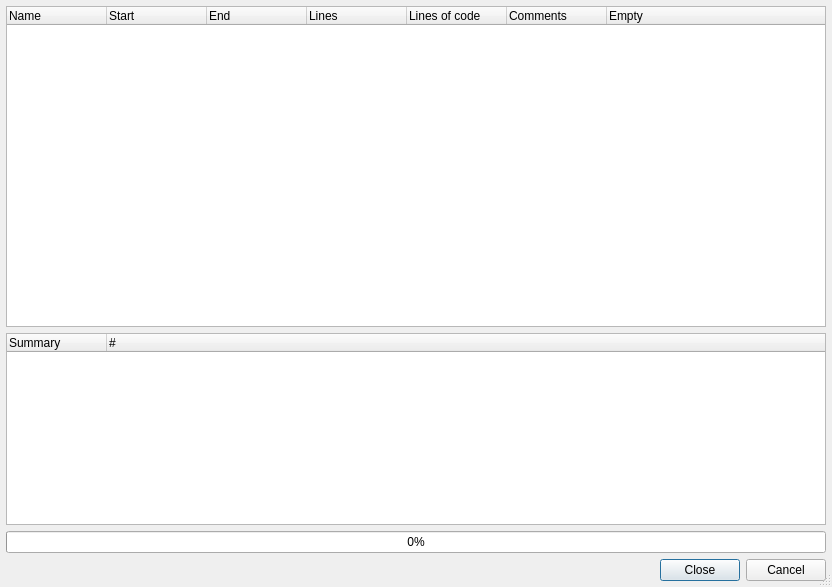
testmana2/test, file DataViews/CodeMetricsDialog.ui: the form before one commit.
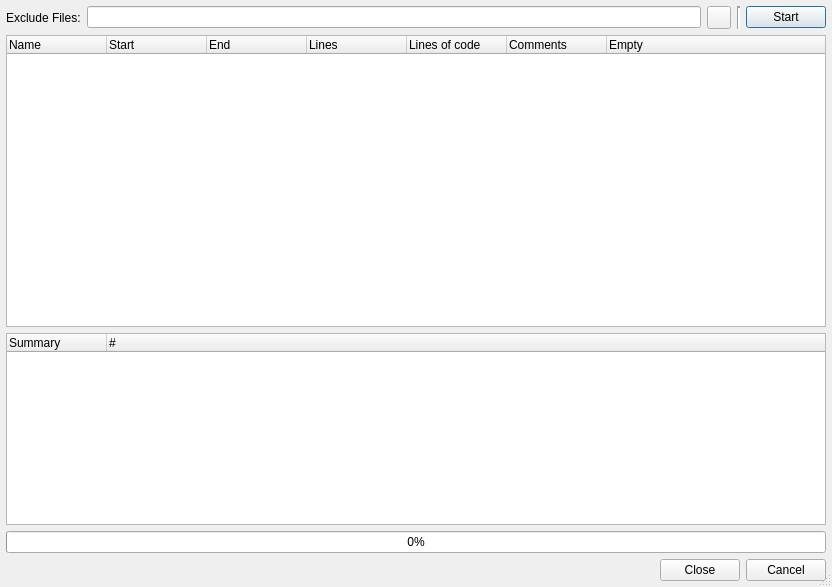
The form after the commit.

Commit message: Added a filename filter to the code metrics dialog.

Patch:
```diff
--- a/DataViews/CodeMetricsDialog.ui
+++ b/DataViews/CodeMetricsDialog.ui
@@ -19,14 +19,73 @@
   <property name="sizeGripEnabled" >
    <bool>true</bool>
   </property>
-  <layout class="QVBoxLayout" >
+  <layout class="QVBoxLayout" name="verticalLayout">
    <item>
-    <widget class="QTreeWidget" name="resultList" >
-     <property name="whatsThis" >
-      <string>&lt;b>Code metrics&lt;/b>
-&lt;p>This list shows some code metrics.&lt;/p></string>
+    <widget class="QFrame" name="filterFrame">
+     <property name="frameShape">
+      <enum>QFrame::NoFrame</enum>
      </property>
-     <property name="alternatingRowColors" >
+     <property name="frameShadow">
+      <enum>QFrame::Raised</enum>
+     </property>
+     <layout class="QHBoxLayout" name="horizontalLayout">
+      <property name="margin">
+       <number>0</number>
+      </property>
+      <item>
+       <widget class="QLabel" name="label_2">
+        <property name="text">
+         <string>Exclude Files:</string>
+        </property>
+       </widget>
+      </item>
+      <item>
+       <widget class="QLineEdit" name="excludeFilesEdit">
+        <property name="toolTip">
+         <string>Enter filename patterns of files to be excluded separated by a comma</string>
+        </property>
+       </widget>
+      </item>
+      <item>
+       <widget class="QToolButton" name="clearButton">
+        <property name="toolTip">
+         <string>Press to clear the filter edit</string>
+        </property>
+        <property name="text">
+         <string/>
+        </property>
+       </widget>
+      </item>
+      <item>
+       <widget class="Line" name="line">
+        <property name="lineWidth">
+         <number>2</number>
+        </property>
+        <property name="orientation">
+         <enum>Qt::Vertical</enum>
+        </property>
+       </widget>
+      </item>
+      <item>
+       <widget class="QPushButton" name="startButton">
+        <property name="toolTip">
+         <string>Press to start the code metrics run</string>
+        </property>
+        <property name="text">
+         <string>Start</string>
+        </property>
+       </widget>
+      </item>
+     </layout>
+    </widget>
+   </item>
+   <item>
+    <widget class="QTreeWidget" name="resultList">
+     <property name="whatsThis">
+      <string>&lt;b&gt;Code metrics&lt;/b&gt;
+&lt;p&gt;This list shows some code metrics.&lt;/p&gt;</string>
+     </property>
+     <property name="alternatingRowColors">
       <bool>true</bool>
      </property>
      <column>
@@ -107,8 +166,8 @@
     </widget>
    </item>
    <item>
-    <widget class="QDialogButtonBox" name="buttonBox" >
-     <property name="orientation" >
+    <widget class="QDialogButtonBox" name="buttonBox">
+     <property name="orientation">
       <enum>Qt::Horizontal</enum>
      </property>
      <property name="standardButtons" >
@@ -118,7 +177,7 @@
    </item>
   </layout>
  </widget>
- <layoutdefault spacing="6" margin="6" />
+ <layoutdefault spacing="6" margin="6"/>
  <pixmapfunction>qPixmapFromMimeSource</pixmapfunction>
  <resources/>
  <connections/>
```
Left out of the diff: 86 changed lines with no effect on the pictures. The commit also changes 17 other files.
